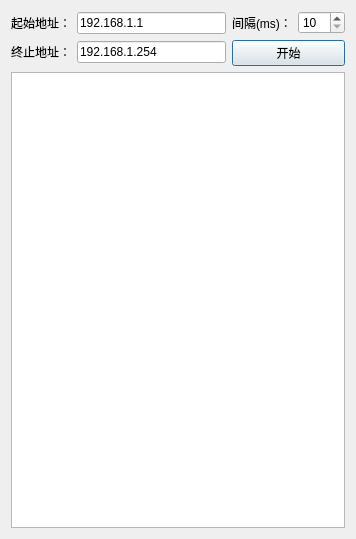
Before: the Qt Designer form frmqping.ui in zhoushanbao1994/frmQPing, drawn with Qt 5.
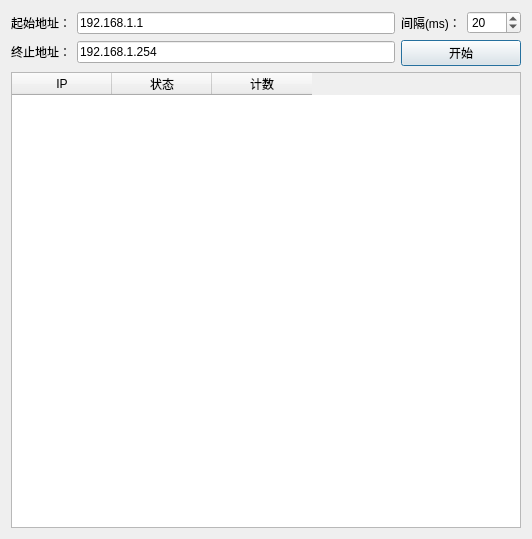
After: the same form once the commit is applied.

Patch:
```diff
--- a/frmqping.ui
+++ b/frmqping.ui
@@ -6,7 +6,7 @@
    <rect>
     <x>0</x>
     <y>0</y>
-    <width>356</width>
+    <width>532</width>
     <height>539</height>
    </rect>
   </property>
@@ -65,7 +65,13 @@
             <number>10</number>
            </property>
            <property name="maximum">
-            <number>100</number>
+            <number>1000</number>
+           </property>
+           <property name="singleStep">
+            <number>10</number>
+           </property>
+           <property name="value">
+            <number>20</number>
            </property>
           </widget>
          </item>
@@ -83,7 +89,23 @@
     </layout>
    </item>
    <item>
-    <widget class="QTextEdit" name="textEdit"/>
+    <widget class="QTableWidget" name="tableWidget">
+     <column>
+      <property name="text">
+       <string>IP</string>
+      </property>
+     </column>
+     <column>
+      <property name="text">
+       <string>状态</string>
+      </property>
+     </column>
+     <column>
+      <property name="text">
+       <string>计数</string>
+      </property>
+     </column>
+    </widget>
    </item>
   </layout>
  </widget>
```
